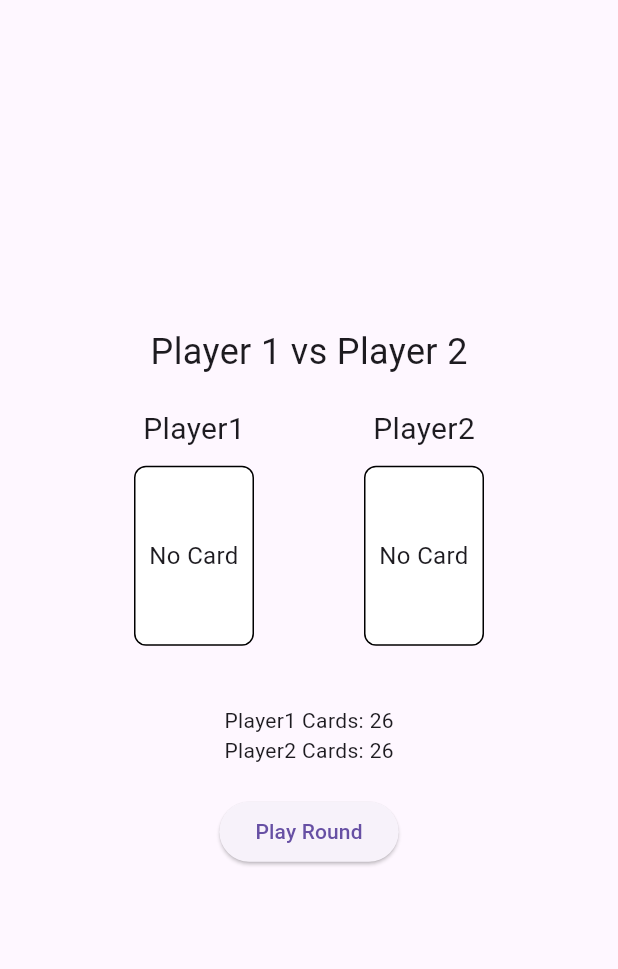
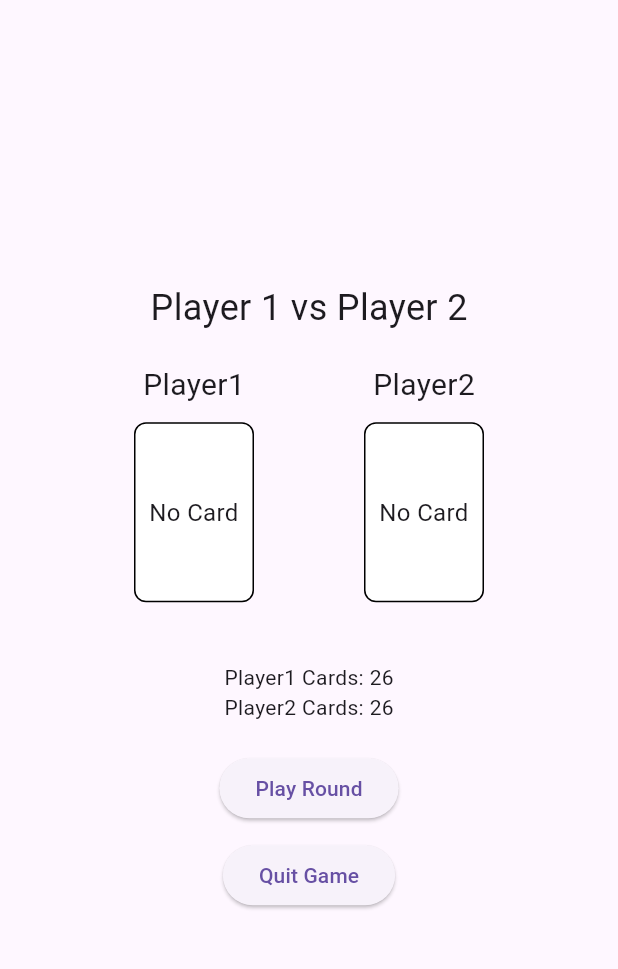
Before and after one commit to KodyOwens/WarGame, a Flutter app: the GameScreen screen opened directly, on a phone screen of 412 x 824 dp, the part 63-1032 px from its top. Run offline on Flutter 3.47's test engine with Material 3 defaults, Android fonts, the phone set to English and light mode, and no system bars; our stand-ins replace shared_preferences; accounts and stored records are empty.

Commit message:
added a needed elevated button

```diff
--- a/lib/game_screen.dart
+++ b/lib/game_screen.dart
@@ -69,6 +69,11 @@ class GameScreen extends StatelessWidget {
                         onPressed: game.playRound,
                         child: Text('Play Round'),
                       ),
+                      SizedBox(height: 10),
+                      ElevatedButton(
+                        onPressed: () => Navigator.pop(context),
+                        child: Text('Quit Game'),
+                      ),
                     ],
                   ),
           ),
```
